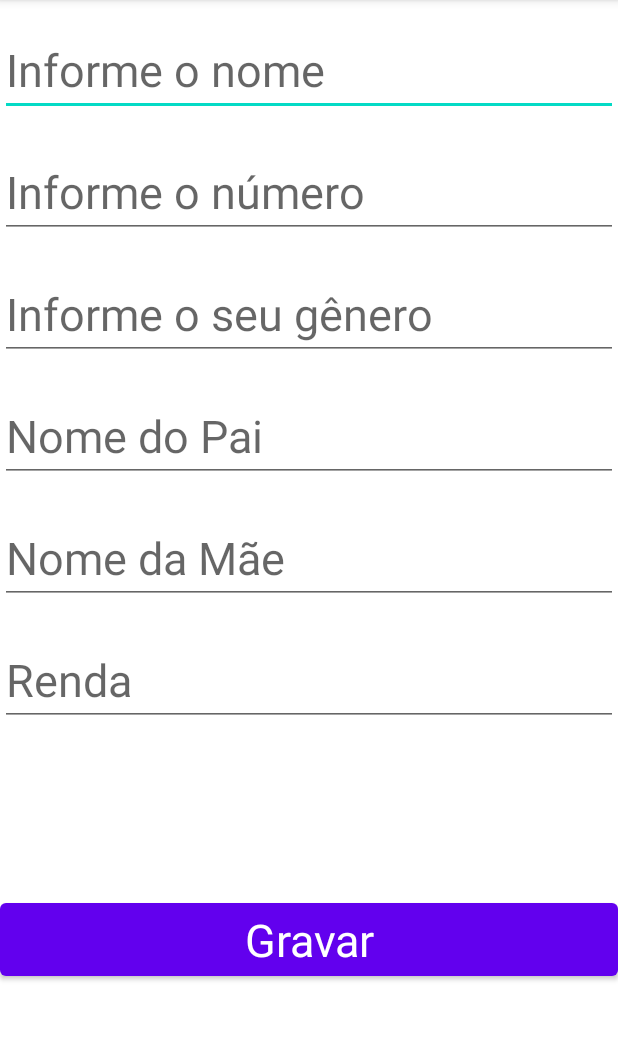
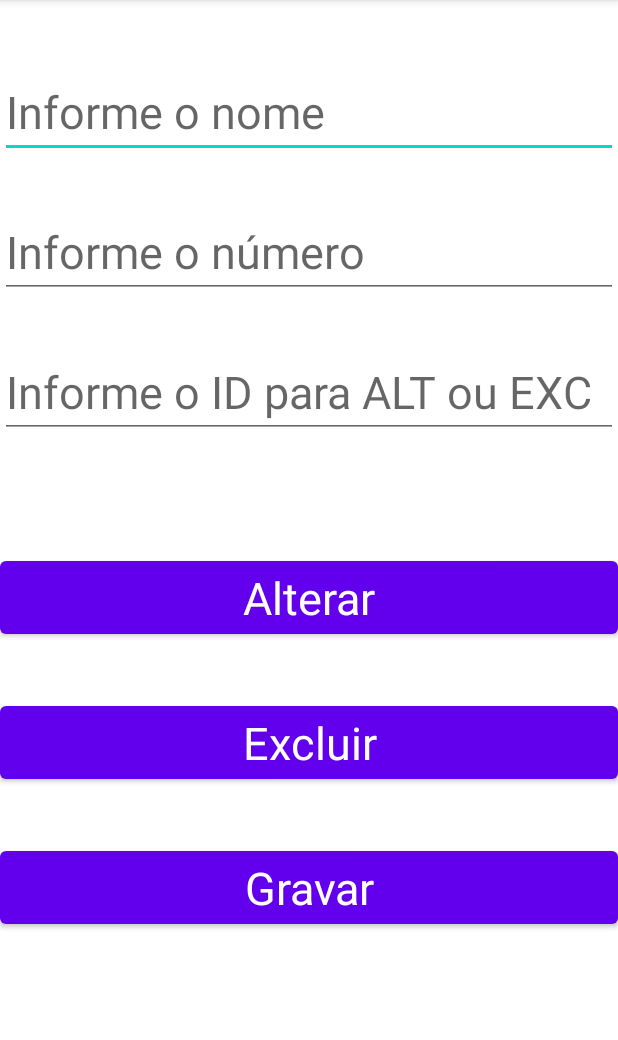
Before and after one commit to Gabriela22204/AppAgenda, an Android app: the EditActivity screen opened directly, with no data from a screen before it, on a phone screen of 412 x 824 dp, the part 84-1124 px from its top. Run offline under Robolectric (Android 15) with nearby library versions, the phone set to English and light mode, and no system bars.

Commit message:
update no banco de dados; edittext adionados; crud adicionados

```diff
--- a/app/src/main/res/layout/activity_edit.xml
+++ b/app/src/main/res/layout/activity_edit.xml
@@ -10,7 +10,7 @@
         android:id="@+id/edNome"
         android:layout_width="0dp"
         android:layout_height="wrap_content"
-        android:layout_marginTop="16dp"
+        android:layout_marginTop="44dp"
         android:ems="10"
         android:hint="Informe o nome"
         android:inputType="textPersonName"
@@ -25,7 +25,7 @@
         android:id="@+id/edFone"
         android:layout_width="0dp"
         android:layout_height="wrap_content"
-        android:layout_marginTop="20dp"
+        android:layout_marginTop="32dp"
         android:ems="10"
         android:hint="Informe o número"
         android:inputType="textPersonName"
@@ -37,76 +37,56 @@
         app:layout_constraintTop_toBottomOf="@+id/edNome" />
 
     <EditText
-        android:id="@+id/edGenero"
+        android:id="@+id/edId"
         android:layout_width="0dp"
         android:layout_height="wrap_content"
-        android:layout_marginTop="20dp"
+        android:layout_marginTop="32dp"
         android:ems="10"
-        android:hint="Informe o seu gênero"
-        android:inputType="textPersonName"
-        android:textAppearance="@style/TextAppearance.AppCompat.Display1"
-        android:textSize="30sp"
-        app:layout_constraintEnd_toEndOf="parent"
-        app:layout_constraintHorizontal_bias="1.0"
-        app:layout_constraintStart_toStartOf="parent"
-        app:layout_constraintTop_toBottomOf="@+id/edFone" />
-
-    <EditText
-        android:id="@+id/edPai"
-        android:layout_width="0dp"
-        android:layout_height="wrap_content"
-        android:layout_marginTop="20dp"
-        android:ems="10"
-        android:hint="Nome do Pai"
-        android:inputType="textPersonName"
-        android:textAppearance="@style/TextAppearance.AppCompat.Display1"
-        android:textSize="30sp"
-        app:layout_constraintEnd_toEndOf="parent"
-        app:layout_constraintHorizontal_bias="1.0"
-        app:layout_constraintStart_toStartOf="parent"
-        app:layout_constraintTop_toBottomOf="@+id/edGenero" />
-
-    <EditText
-        android:id="@+id/edMae"
-        android:layout_width="0dp"
-        android:layout_height="wrap_content"
-        android:layout_marginTop="20dp"
-        android:ems="10"
-        android:hint="Nome da Mãe"
+        android:hint="Informe o ID para ALT ou EXC"
         android:inputType="textPersonName"
         android:textAppearance="@style/TextAppearance.AppCompat.Display1"
         android:textSize="30sp"
         app:layout_constraintEnd_toEndOf="parent"
         app:layout_constraintHorizontal_bias="0.0"
         app:layout_constraintStart_toStartOf="parent"
-        app:layout_constraintTop_toBottomOf="@+id/edPai" />
+        app:layout_constraintTop_toBottomOf="@+id/edFone" />
 
-    <EditText
-        android:id="@+id/edRenda"
+    <Button
+        android:id="@+id/btGravar"
         android:layout_width="0dp"
         android:layout_height="wrap_content"
-        android:layout_marginTop="20dp"
-        android:ems="10"
-        android:hint="Renda"
-        android:inputType="textPersonName"
+        android:layout_marginTop="36dp"
+        android:text="Gravar"
+        android:textAppearance="@style/TextAppearance.AppCompat.Display1"
+        android:textSize="30sp"
+        app:layout_constraintEnd_toEndOf="parent"
+        app:layout_constraintHorizontal_bias="1.0"
+        app:layout_constraintStart_toStartOf="parent"
+        app:layout_constraintTop_toBottomOf="@+id/btExcluir" />
+
+    <Button
+        android:id="@+id/btExcluir"
+        android:layout_width="0dp"
+        android:layout_height="wrap_content"
+        android:layout_marginTop="36dp"
+        android:text="Excluir"
         android:textAppearance="@style/TextAppearance.AppCompat.Display1"
         android:textSize="30sp"
         app:layout_constraintEnd_toEndOf="parent"
         app:layout_constraintHorizontal_bias="0.0"
         app:layout_constraintStart_toStartOf="parent"
-        app:layout_constraintTop_toBottomOf="@+id/edMae" />
+        app:layout_constraintTop_toBottomOf="@+id/btAlterar" />
 
     <Button
-        android:id="@+id/btGravar"
+        android:id="@+id/btAlterar"
         android:layout_width="0dp"
         android:layout_height="wrap_content"
-        android:text="Gravar"
+        android:layout_marginTop="76dp"
+        android:text="Alterar"
         android:textAppearance="@style/TextAppearance.AppCompat.Display1"
         android:textSize="30sp"
-        app:layout_constraintBottom_toBottomOf="parent"
         app:layout_constraintEnd_toEndOf="parent"
         app:layout_constraintHorizontal_bias="0.0"
         app:layout_constraintStart_toStartOf="parent"
-        app:layout_constraintTop_toBottomOf="@+id/edRenda"
-        app:layout_constraintVertical_bias="0.50" />
+        app:layout_constraintTop_toBottomOf="@+id/edId" />
 </androidx.constraintlayout.widget.ConstraintLayout>
```
Also changed, not shown: app/src/main/java/br/edu/qi/breduqiAppAgenda/EditActivity.java (+35 -0 lines), app/src/main/java/br/edu/qi/breduqiAppAgenda/model/Contato.java (+9 -3 lines), app/src/main/java/br/edu/qi/breduqiAppAgenda/model/ContatoDao.java (+29 -0 lines).
